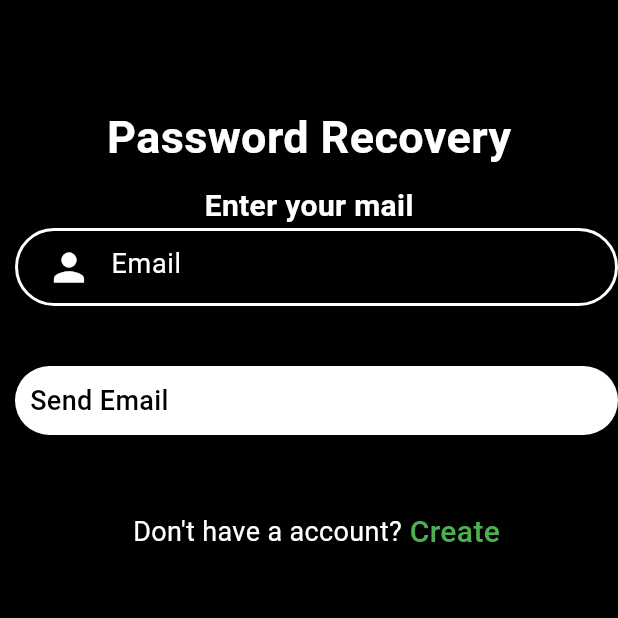
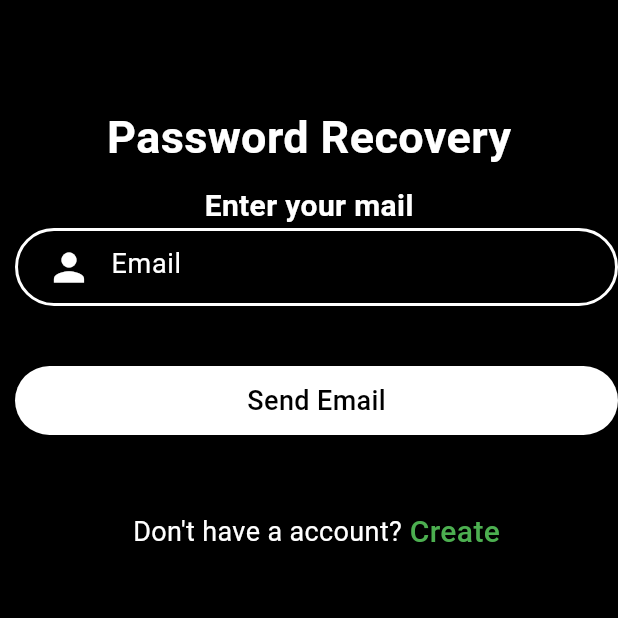
Before and after one commit to Wangbaochang1996/auth-app, a Flutter app: the ForgotPassword screen opened directly, on a phone screen of 412 x 824 dp, the top half of it. Run offline on Flutter 3.47's test engine with Material 3 defaults, Android fonts, the light colour scheme and no system bars; our stand-ins replace firebase_auth, firebase_core; missing offline and left inert: firebase_app_check; accounts and stored records are empty.

Commit message:
forgot password

```diff
--- a/lib/forgot_password.dart
+++ b/lib/forgot_password.dart
@@ -17,14 +17,14 @@ class _ForgotPasswordState extends State<ForgotPassword> {
   resetPassword() async {
     try {
       await FirebaseAuth.instance.sendPasswordResetEmail(email: email);
-      ScaffoldMessenger.of(context).showSnackBar(SnackBar(
+      ScaffoldMessenger.of(context).showSnackBar(const SnackBar(
           content: Text(
         "Password Reset Email has been sent!",
         style: TextStyle(fontSize: 20.0),
       )));
     } on FirebaseAuthException catch (e) {
       if (e.code == "user-not-found") {
-        ScaffoldMessenger.of(context).showSnackBar(SnackBar(
+        ScaffoldMessenger.of(context).showSnackBar(const SnackBar(
             content: Text(
           "No user found for that email",
           style: TextStyle(fontSize: 20),
@@ -40,12 +40,12 @@ class _ForgotPasswordState extends State<ForgotPassword> {
       body: Container(
         child: Column(
           children: [
-            SizedBox(
+            const SizedBox(
               height: 70,
             ),
             Container(
               alignment: Alignment.topCenter,
-              child: Text(
+              child: const Text(
                 "Password Recovery",
                 style: TextStyle(
                     color: Colors.white,
@@ -53,8 +53,8 @@ class _ForgotPasswordState extends State<ForgotPassword> {
                     fontWeight: FontWeight.bold),
               ),
             ),
-            SizedBox(height: 10),
-            Text(
+            const SizedBox(height: 10),
+            const Text(
               "Enter your mail",
               style: TextStyle(
                   color: Colors.white,
@@ -65,11 +65,11 @@ class _ForgotPasswordState extends State<ForgotPassword> {
                 child: Form(
               key: _formkey,
               child: Padding(
-                padding: EdgeInsets.only(left: 10),
+                padding: const EdgeInsets.only(left: 10),
                 child: ListView(
                   children: [
                     Container(
-                      padding: EdgeInsets.only(left: 10),
+                      padding: const EdgeInsets.only(left: 10),
                       decoration: BoxDecoration(
                         border: Border.all(color: Colors.white, width: 2.0),
                         borderRadius: BorderRadius.circular(30),
@@ -82,8 +82,8 @@ class _ForgotPasswordState extends State<ForgotPassword> {
                           return null;
                         },
                         controller: mailcontroller,
-                        style: TextStyle(color: Colors.white),
-                        decoration: InputDecoration(
+                        style: const TextStyle(color: Colors.white),
+                        decoration: const InputDecoration(
                           border: InputBorder.none,
                           hintText: 'Email',
                           hintStyle: TextStyle(
@@ -98,7 +98,7 @@ class _ForgotPasswordState extends State<ForgotPassword> {
                         ),
                       ),
                     ),
-                    SizedBox(
+                    const SizedBox(
                       height: 40.0,
                     ),
                     GestureDetector(
@@ -112,11 +112,12 @@ class _ForgotPasswordState extends State<ForgotPassword> {
                       },
                       child: Container(
                         width: MediaQuery.of(context).size.width,
-                        padding: EdgeInsets.all(10),
+                        padding: const EdgeInsets.all(10),
                         decoration: BoxDecoration(
                           color: Colors.white,
                           borderRadius: BorderRadius.circular(30),
                         ),
+                        child: Center(
                           child: Text(
                             "Send Email",
                             style: TextStyle(
@@ -127,20 +128,21 @@ class _ForgotPasswordState extends State<ForgotPassword> {
                           ),
                         ),
                       ),
-                    SizedBox(
+                    ),
+                    const SizedBox(
                       height: 50,
                     ),
                     Row(
                       mainAxisAlignment: MainAxisAlignment.center,
                       children: [
-                        Text(
+                        const Text(
                           "Don't have a account?",
                           style: TextStyle(
                             fontSize: 18,
                             color: Colors.white,
                           ),
                         ),
-                        SizedBox(
+                        const SizedBox(
                           width: 5,
                         ),
                         GestureDetector(
@@ -148,9 +150,9 @@ class _ForgotPasswordState extends State<ForgotPassword> {
                             Navigator.push(
                                 context,
                                 MaterialPageRoute(
-                                    builder: (context) => SignUp()));
+                                    builder: (context) => const SignUp()));
                           },
-                          child: Text(
+                          child: const Text(
                             "Create",
                             style: TextStyle(
                               color: Colors.green,
```
Lines whose indentation alone changed are shown as unchanged.
